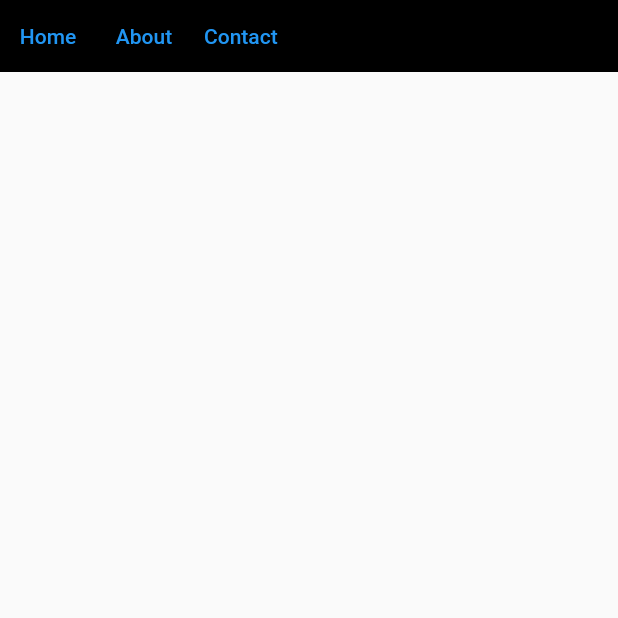
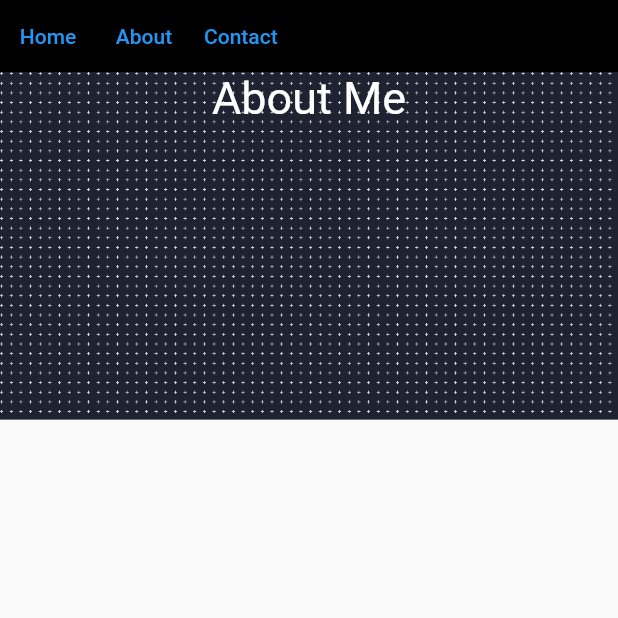
Before and after one commit to renankanu/me_landing_page, a Flutter app: the screen it shows after launch, on a phone screen of 412 x 824 dp, the top half of it. Run offline on Flutter 3.47's test engine with Material 2 defaults, Android fonts, the phone set to English and light mode, and no system bars; our stand-ins replace url_strategy.

Commit message:
feature: create about me section

```diff
--- a/lib/pages/home/home_page.dart
+++ b/lib/pages/home/home_page.dart
@@ -1,4 +1,5 @@
 import 'package:flutter/material.dart';
+import 'package:me_landing_page/pages/home/widgets/about_me.dart';
 import 'package:me_landing_page/pages/home/widgets/menu.dart';
 
 class HomePage extends StatelessWidget {
@@ -10,6 +11,7 @@ class HomePage extends StatelessWidget {
       body: ListView(
         children: const [
           Menu(),
+          AboutMe(),
         ],
       ),
     );
--- /dev/null
+++ b/lib/pages/home/widgets/about_me.dart
@@ -0,0 +1,32 @@
+import 'package:flutter/material.dart';
+import 'package:me_landing_page/shared/app_colors.dart';
+import 'package:me_landing_page/shared/app_images.dart';
+
+class AboutMe extends StatelessWidget {
+  const AboutMe({Key? key}) : super(key: key);
+
+  @override
+  Widget build(BuildContext context) {
+    return Container(
+      color: AppColors.ebonyClay,
+      child: Stack(
+        children: [
+          Image.asset(
+            AppImages.bg,
+            fit: BoxFit.cover,
+            color: const Color(0xFFe5e7eb),
+          ),
+          const Center(
+            child: Text(
+              'About Me',
+              style: TextStyle(
+                color: Colors.white,
+                fontSize: 30,
+              ),
+            ),
+          ),
+        ],
+      ),
+    );
+  }
+}
--- a/lib/pages/home/widgets/menu.dart
+++ b/lib/pages/home/widgets/menu.dart
@@ -6,6 +6,7 @@ class Menu extends StatelessWidget {
   @override
   Widget build(BuildContext context) {
     return Container(
+      constraints: const BoxConstraints(maxWidth: 100),
       color: Colors.black,
       child: Row(
         children: [
--- /dev/null
+++ b/lib/shared/app_colors.dart
@@ -0,0 +1,5 @@
+import 'package:flutter/material.dart';
+
+abstract class AppColors {
+  static const Color ebonyClay = Color(0xFF1F2331);
+}
--- /dev/null
+++ b/lib/shared/app_images.dart
@@ -0,0 +1,3 @@
+abstract class AppImages {
+  static const String bg = 'assets/images/bg.png';
+}
```
Also changed, not shown: pubspec.yaml (+3 -53 lines), assets/images/bg.png (added), lib/core/app_colors.dart (deleted), lib/core/app_images.dart (deleted), lib/shared/app_responsive.dart (renamed from lib/core/app_responsive.dart), lib/shared/theme/app_theme.dart (renamed from lib/core/theme/app_theme.dart).
